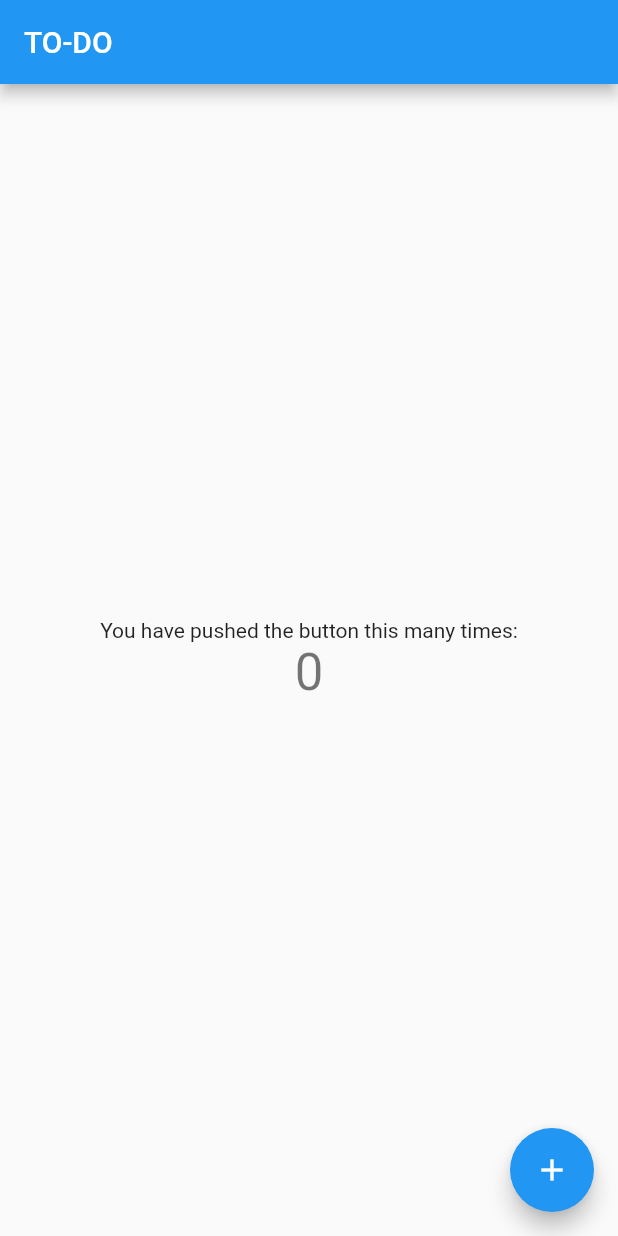
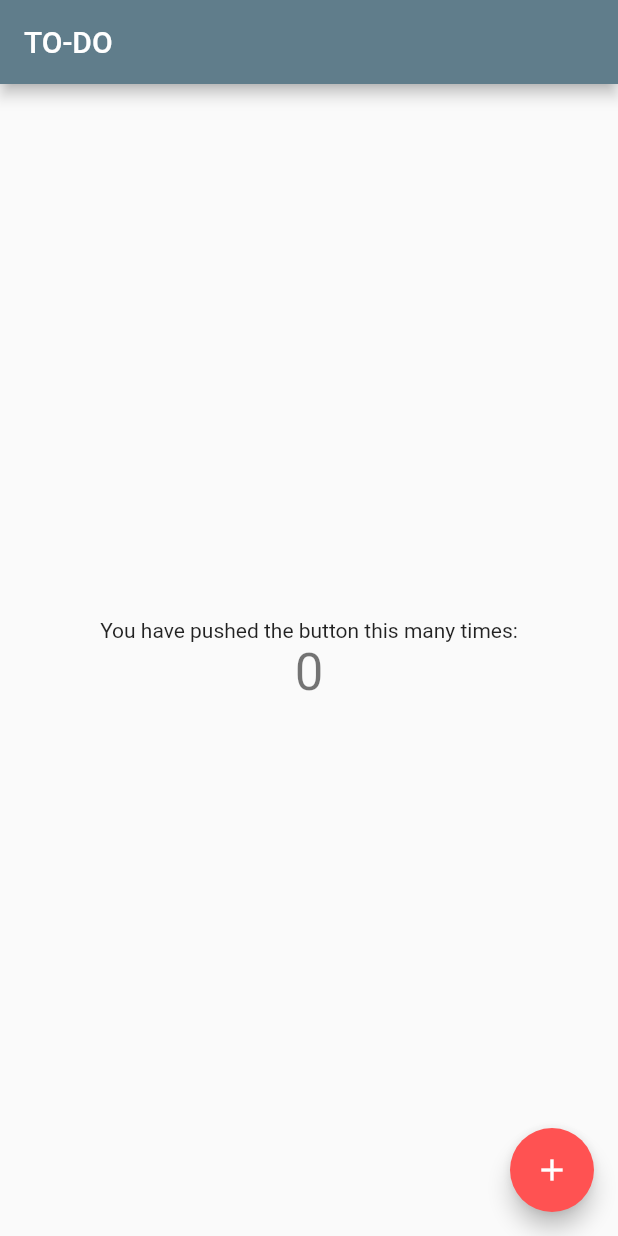
Before and after one commit to droibit/flutter-todo, a Flutter app: the screen it shows after launch, on a phone screen of 412 x 824 dp. Run offline on Flutter 3.47's test engine with Material 2 defaults, Android fonts, the phone set to English and light mode, and no system bars.

Commit message:
Update app theme

```diff
--- a/lib/app.dart
+++ b/lib/app.dart
@@ -14,21 +14,9 @@ class TodoApp extends StatelessWidget {
         GlobalMaterialLocalizations.delegate,
         GlobalWidgetsLocalizations.delegate,
       ],
-      supportedLocales: [
-        const Locale('en', ''),
-        const Locale('ja', '')
-      ],
+      supportedLocales: [const Locale('en', ''), const Locale('ja', '')],
       theme: new ThemeData(
-        // This is the theme of your application.
-        //
-        // Try running your application with "flutter run". You'll see the
-        // application has a blue toolbar. Then, without quitting the app, try
-        // changing the primarySwatch below to Colors.green and then invoke
-        // "hot reload" (press "r" in the console where you ran "flutter run",
-        // or press Run > Flutter Hot Reload in IntelliJ). Notice that the
-        // counter didn't reset back to zero; the application is not restarted.
-        primarySwatch: Colors.blue,
-      ),
+          primarySwatch: Colors.blueGrey, accentColor: Colors.redAccent),
       home: new MyHomePage(),
     );
   }
--- a/pubspec.yaml
+++ b/pubspec.yaml
@@ -8,7 +8,6 @@ dependencies:
     sdk: flutter
   intl:
   intl_translation:
-
   flutter_flux: "^4.1.1"
 
   # The following adds the Cupertino Icons font to your application.
@@ -18,7 +17,6 @@ dependencies:
 dev_dependencies:
   flutter_test:
     sdk: flutter
-
 
 # For information on the generic Dart part of this file, see the
 # following page: https://www.dartlang.org/tools/pub/pubspec
```
